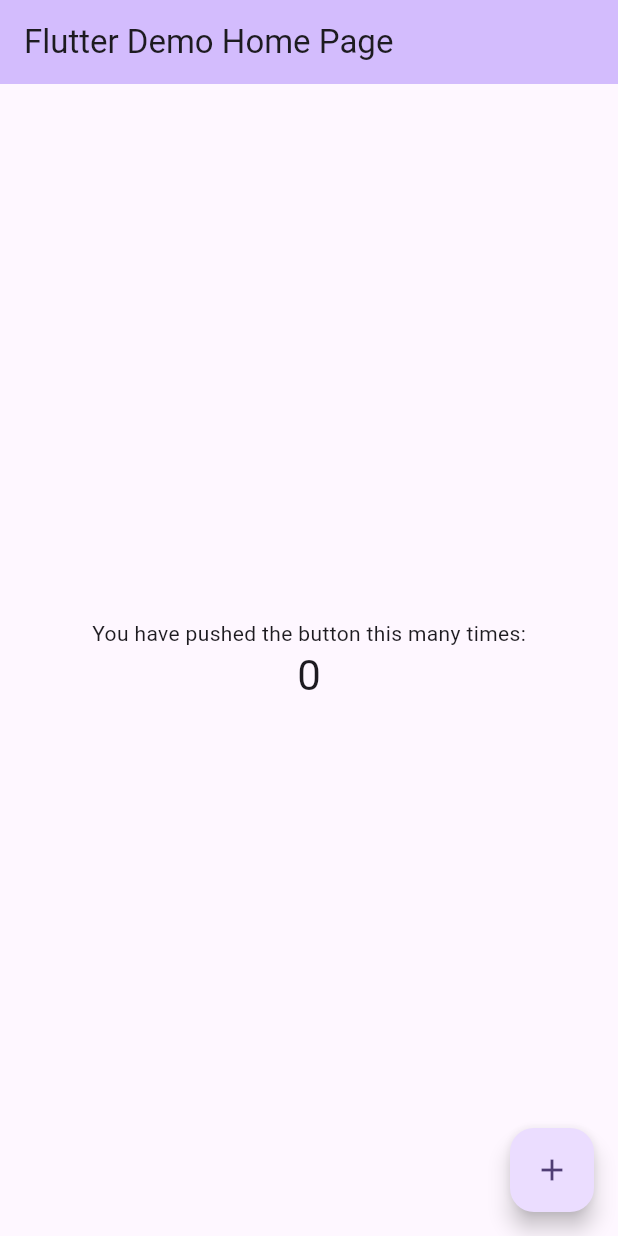
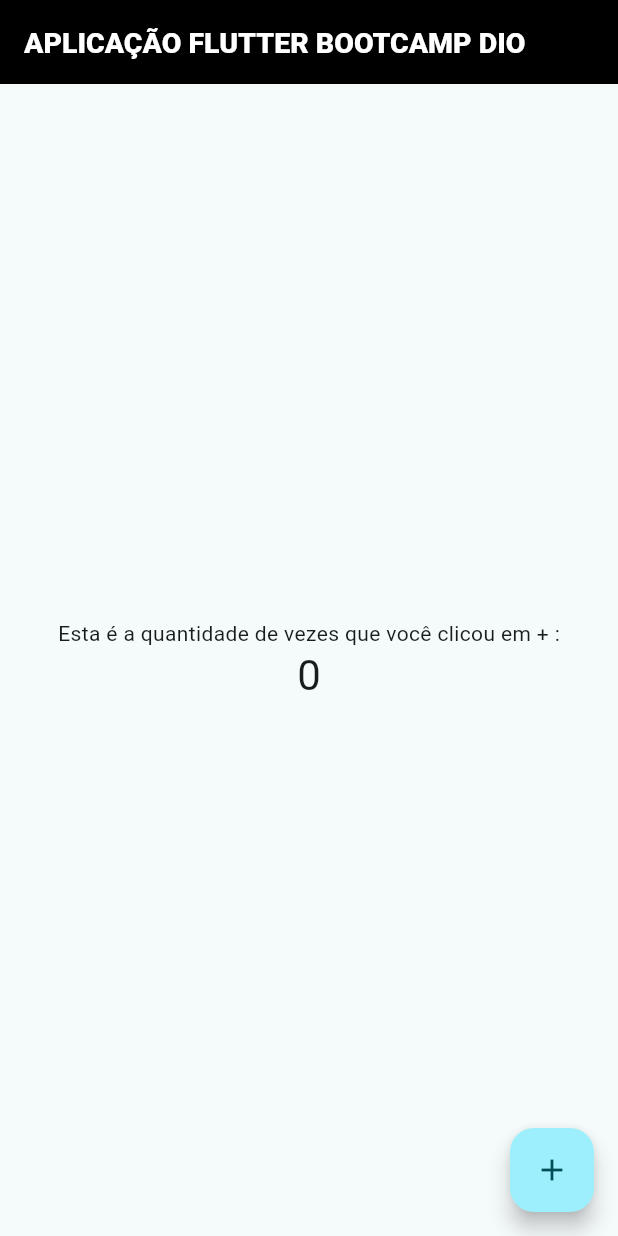
Before and after one commit to erick-sergio/meu_app_flutter, a Flutter app: the screen it shows after launch, on a phone screen of 412 x 824 dp. Run offline on Flutter 3.47's test engine with Material 2 defaults, Android fonts, the phone set to English and light mode, and no system bars.

Commit message:
Estilização da fonte e background do titulo

```diff
--- a/lib/main.dart
+++ b/lib/main.dart
@@ -11,7 +11,7 @@ class MyApp extends StatelessWidget {
   @override
   Widget build(BuildContext context) {
     return MaterialApp(
-      title: 'Flutter Demo',
+      title: 'Aplicação Flutter',
       theme: ThemeData(
         // This is the theme of your application.
         //
@@ -28,10 +28,10 @@ class MyApp extends StatelessWidget {
         //
         // This works for code too, not just values: Most code changes can be
         // tested with just a hot reload.
-        colorScheme: ColorScheme.fromSeed(seedColor: Colors.deepPurple),
+        colorScheme: ColorScheme.fromSeed(seedColor: Colors.white),
         useMaterial3: true,
       ),
-      home: const MyHomePage(title: 'Flutter Demo Home Page'),
+      home: const MyHomePage(title: 'APLICAÇÃO FLUTTER BOOTCAMP DIO'),
     );
   }
 }
@@ -81,10 +81,14 @@ class _MyHomePageState extends State<MyHomePage> {
         // TRY THIS: Try changing the color here to a specific color (to
         // Colors.amber, perhaps?) and trigger a hot reload to see the AppBar
         // change color while the other colors stay the same.
-        backgroundColor: Theme.of(context).colorScheme.inversePrimary,
+        backgroundColor: Colors.black,
+        //
         // Here we take the value from the MyHomePage object that was created by
         // the App.build method, and use it to set our appbar title.
         title: Text(widget.title),
+        titleTextStyle: const TextStyle(
+            fontWeight: FontWeight.w900, fontSize: 19, color: Colors.white),
+        //
       ),
       body: Center(
         // Center is a layout widget. It takes a single child and positions it
@@ -104,9 +108,10 @@ class _MyHomePageState extends State<MyHomePage> {
           // action in the IDE, or press "p" in the console), to see the
           // wireframe for each widget.
           mainAxisAlignment: MainAxisAlignment.center,
+
           children: <Widget>[
             const Text(
-              'You have pushed the button this many times:',
+              'Esta é a quantidade de vezes que você clicou em + :',
             ),
             Text(
               '$_counter',
```
